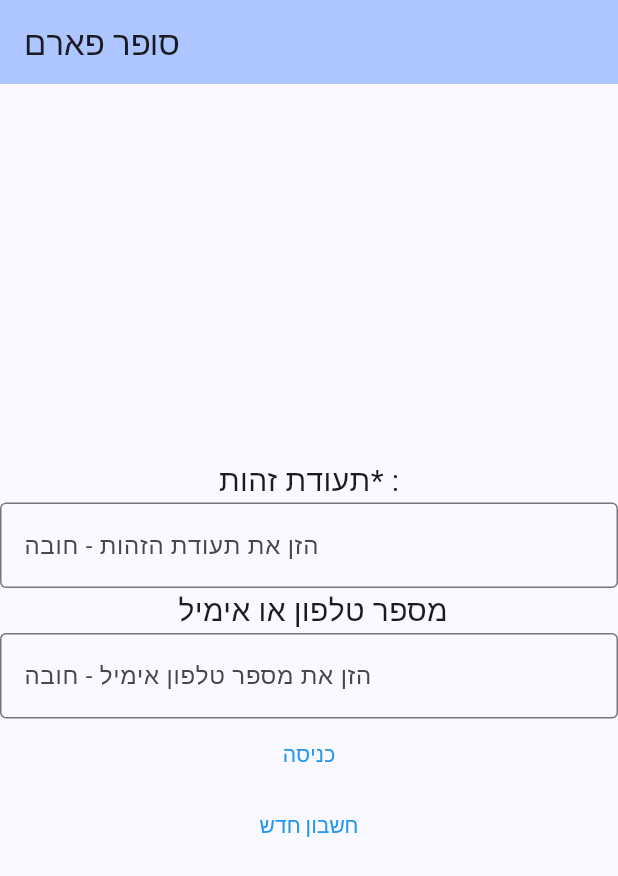
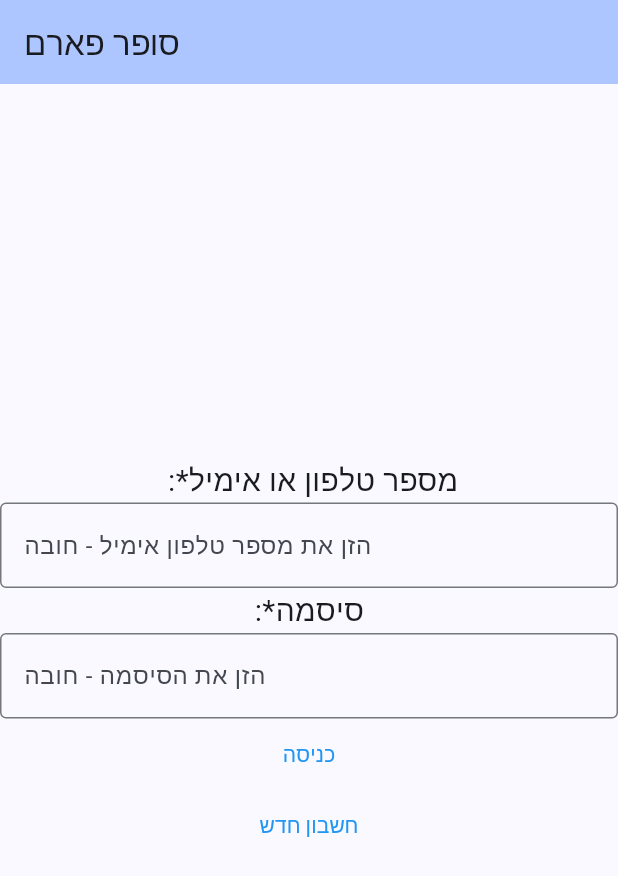
Before and after one commit to walaa27/Final-project, a Flutter app: the screen it shows after launch, after a tap on "ok", on a phone screen of 412 x 824 dp. Shown: the top 876 px of the screen. Run offline on Flutter 3.47's test engine with Material 3 defaults, Android fonts, the phone set to English and light mode, and no system bars; our stand-ins replace shared_preferences; network calls fail.

Commit message:
חהחצ

```diff
--- /dev/null
+++ b/lib/Models/checkLoginModel.dart
@@ -0,0 +1,24 @@
+class checkLoginModel {
+  String? result;
+  String? fullName;
+
+
+
+
+  checkLoginModel({
+    this.result,
+    this.fullName,
+
+
+  });
+
+
+  factory checkLoginModel.fromJson(Map<String, dynamic> json) {
+    return checkLoginModel(
+      result: json['result'],
+      fullName: json['fullName'],
+
+
+    );
+  }
+}
--- a/lib/Views/HomePageScreen.dart
+++ b/lib/Views/HomePageScreen.dart
@@ -152,10 +152,10 @@ print("arr:" + arr.length.toString());
                                     MaterialPageRoute(builder: (context) => ProductsListScreen(title: project.categoryName,)),
                                   );
 
-
-
                                 },
                                 title: Text(project.categoryName!.toString(), style: TextStyle(fontSize: 16, fontWeight: FontWeight.bold, color: Colors.black),), // Icon(Icons.timer),
+                                trailing: Image.network(project.imageCat,
+                                ),
                                 // subtitle: Text(project.categoryName!.toString(), style: TextStyle(fontSize: 16, fontWeight: FontWeight.bold, color: Colors.black),),
                                 // trailing: Container(
                                 //   decoration: const BoxDecoration(
--- a/lib/main.dart
+++ b/lib/main.dart
@@ -1,18 +1,46 @@
+import 'dart:convert';
 import 'dart:io';
 
 import 'package:final_project/Views/HomePageScreen.dart';
 import 'package:flutter/material.dart';
+import 'package:shared_preferences/shared_preferences.dart';
 import 'Models/User.dart';
+import 'Models/checkLoginModel.dart';
+import 'Utils/ClientConfing.dart';
 import 'Utils/DB.dart';
 import 'Utils/Utils.dart';
 import 'Views/RegisterScreen.dart';
+import 'package:http/http.dart' as http;
 void main() {
   runApp(const MyApp());
 }
+final _txtPhoneOrEmail =TextEditingController();
+final _txtPaswoord =TextEditingController();
 
 class MyApp extends StatelessWidget {
   const MyApp({super.key});
 
+  Future checkLogin(BuildContext context) async {
+
+    //   SharedPreferences prefs = await SharedPreferences.getInstance();
+    //  String? getInfoDeviceSTR = prefs.getString("getInfoDeviceSTR");
+    var url = "login/checkLogin.php?PhoneOrEmail=" + _txtPhoneOrEmail.text+ "&password=" +  _txtPaswoord.text;
+    final response = await http.get(Uri.parse(serverPath + url));
+    print(serverPath + url);
+    // setState(() { });
+    // Navigator.pop(context);
+    if(checkLoginModel.fromJson(jsonDecode(response.body)).result == "0")
+    {
+      return 'ת.ז ו/או הסיסמה שגויים';
+    }
+    else
+    {
+      // print("SharedPreferences 1");
+      SharedPreferences prefs = await SharedPreferences.getInstance();
+      await prefs.setString('token', checkLoginModel.fromJson(jsonDecode(response.body)).result!);
+      // return null;
+    }
+  }
 
 
 
@@ -65,14 +93,13 @@ class MyHomePage extends StatefulWidget {
 class _MyHomePageState extends State<MyHomePage> {
   int _counter = 0;
   // final _txtId =TextEditingController();
-  final _txtUserID=TextEditingController();
-  final _txtPhoneOrEmail =TextEditingController();
+
 
 
 
   void insertUserFunc()
   {
-      if(_txtUserID.text == "" || _txtPhoneOrEmail.text == "")
+      if(_txtPaswoord.text == "" || _txtPhoneOrEmail.text == "")
       {
         var uti = new Utils();
         uti.showMyDialog(context, "חובה", "בבקשה הזן את שם התעודת זהות ןמספר הטלפון או האיימל שלך");
@@ -80,7 +107,7 @@ class _MyHomePageState extends State<MyHomePage> {
     else
     {
       var us = new User();
-      us.UserID = _txtUserID.text;
+      us.Password = _txtPaswoord.text;
       us.PhoneOrEmail = _txtPhoneOrEmail.text;
       // var resp = checkLogin(us);
       Navigator.push(
@@ -125,19 +152,7 @@ class _MyHomePageState extends State<MyHomePage> {
 
           mainAxisAlignment: MainAxisAlignment.center,
           children: <Widget>[
-
-            Text("תעודת זהות* :" , style: TextStyle( fontSize: 20),),
-            Container(
-              width: 500,
-              child: TextField(
-                controller: _txtUserID,
-                decoration: InputDecoration(
-                  border: OutlineInputBorder(),
-                  hintText: 'הזן את תעודת הזהות - חובה',
-                ),
-              ),
-            ),
-            Text(" מספר טלפון או אימיל" , style: TextStyle( fontSize: 20),),
+            Text(" :*מספר טלפון או אימיל" , style: TextStyle( fontSize: 20),),
             Container(
               width: 500,
               child: TextField(
@@ -148,6 +163,19 @@ class _MyHomePageState extends State<MyHomePage> {
                 ),
               ),
             ),
+
+            Text(":*סיסמה" , style: TextStyle( fontSize: 20),),
+            Container(
+              width: 500,
+              child: TextField(
+                controller: _txtPaswoord,
+                decoration: InputDecoration(
+                  border: OutlineInputBorder(),
+                  hintText: 'הזן את הסיסמה - חובה',
+                ),
+              ),
+            ),
+
 
 
             TextButton(
```
Also changed, not shown: lib/Models/Category.dart (+4 -4 lines), lib/Views/RegisterScreen.dart (+17 -7 lines).
